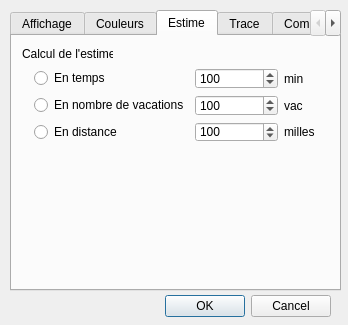
Above: src/paramVLM.ui from nohal/qtVlm before the change. Below: the same form after it.
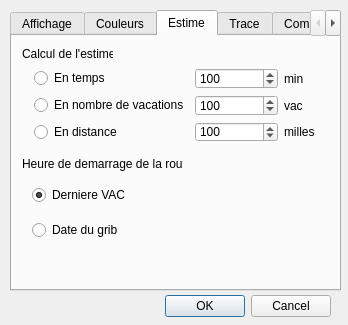
That is the form after the change. The open tabs and pages were chosen to show the change. Icons and pictures are not drawn.

```diff
--- a/src/paramVLM.ui
+++ b/src/paramVLM.ui
@@ -454,6 +454,48 @@
       </item>
      </layout>
     </widget>
+    <widget class="QLabel" name="label_19">
+     <property name="geometry">
+      <rect>
+       <x>10</x>
+       <y>120</y>
+       <width>161</width>
+       <height>16</height>
+      </rect>
+     </property>
+     <property name="text">
+      <string>Heure de demarrage de la route</string>
+     </property>
+    </widget>
+    <widget class="QWidget" name="layoutWidget_2">
+     <property name="geometry">
+      <rect>
+       <x>20</x>
+       <y>140</y>
+       <width>281</width>
+       <height>74</height>
+      </rect>
+     </property>
+     <layout class="QGridLayout" name="gridLayout_3">
+      <item row="2" column="0">
+       <widget class="QRadioButton" name="radioBtn_route1">
+        <property name="text">
+         <string>Date du grib</string>
+        </property>
+       </widget>
+      </item>
+      <item row="1" column="0">
+       <widget class="QRadioButton" name="radioBtn_route0">
+        <property name="text">
+         <string>Derniere VAC</string>
+        </property>
+        <property name="checked">
+         <bool>true</bool>
+        </property>
+       </widget>
+      </item>
+     </layout>
+    </widget>
    </widget>
    <widget class="QWidget" name="tab_4">
     <attribute name="title">
```
Left out of the diff: 16 changed lines with no effect on the pictures.
